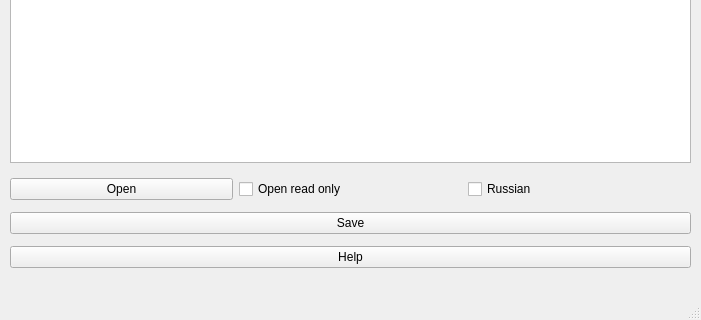
This is Lesson3/Lesson3_1/mainwindow.ui in napolnyi/Lesson_Qt as Qt 5 draws it before an edit; both pictures show x 0 to 701 and y 338 to 658 of the 701 by 658 pixel window. The edited form follows.
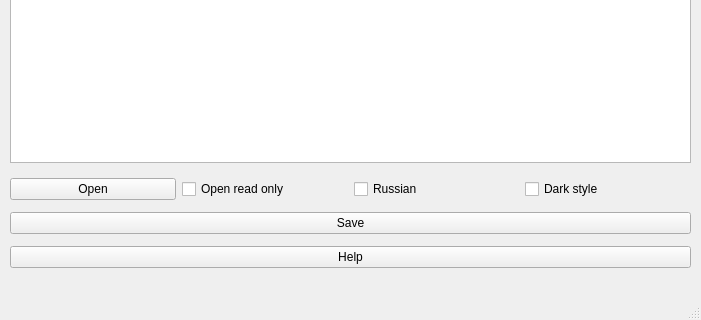
This is the edited form.

```diff
--- a/Lesson3/Lesson3_1/mainwindow.ui
+++ b/Lesson3/Lesson3_1/mainwindow.ui
@@ -13,6 +13,12 @@
   <property name="windowTitle">
    <string>Text editor</string>
   </property>
+  <property name="autoFillBackground">
+   <bool>false</bool>
+  </property>
+  <property name="styleSheet">
+   <string notr="true">alternate-background-color: rgb(0, 255, 0);</string>
+  </property>
   <property name="animated">
    <bool>true</bool>
   </property>
@@ -69,6 +75,13 @@
          </property>
         </widget>
        </item>
+       <item>
+        <widget class="QCheckBox" name="styleCheckBox">
+         <property name="text">
+          <string>Dark style</string>
+         </property>
+        </widget>
+       </item>
       </layout>
      </item>
      <item>
```
Left out of the diff: 9 changed lines with no effect on the pictures.
